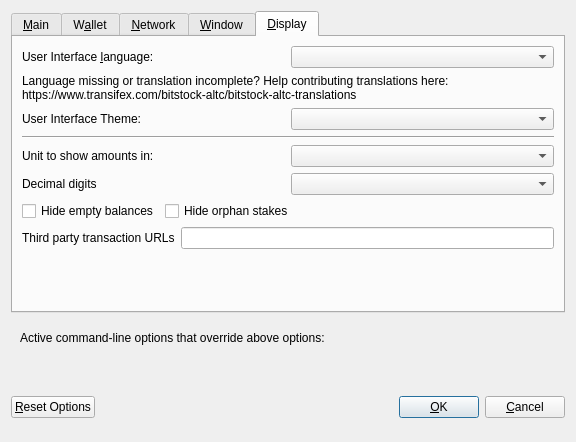
First picture: the form in src/qt/forms/optionsdialog.ui, repository bitstockproject/bitstock-core, before the edit.
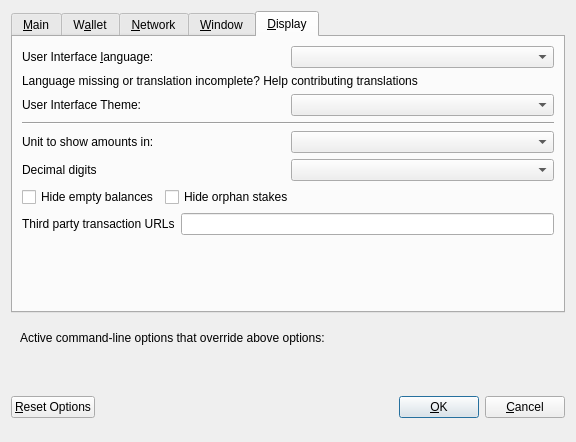
Second picture: the form after the edit. The open tabs and pages were chosen to show the change. Custom widgets are drawn as their Qt base class.

Commit message: Bitstock branding

What changed in the file:
```diff
--- a/src/qt/forms/optionsdialog.ui
+++ b/src/qt/forms/optionsdialog.ui
@@ -532,8 +532,7 @@
           <string notr="true"/>
          </property>
          <property name="text">
-          <string>Language missing or translation incomplete? Help contributing translations here:
-https://www.transifex.com/bitstock-altc/bitstock-altc-translations</string>
+          <string>Language missing or translation incomplete? Help contributing translations</string>
          </property>
          <property name="wordWrap">
           <bool>true</bool>
```
The commit also changes 732 other files.
